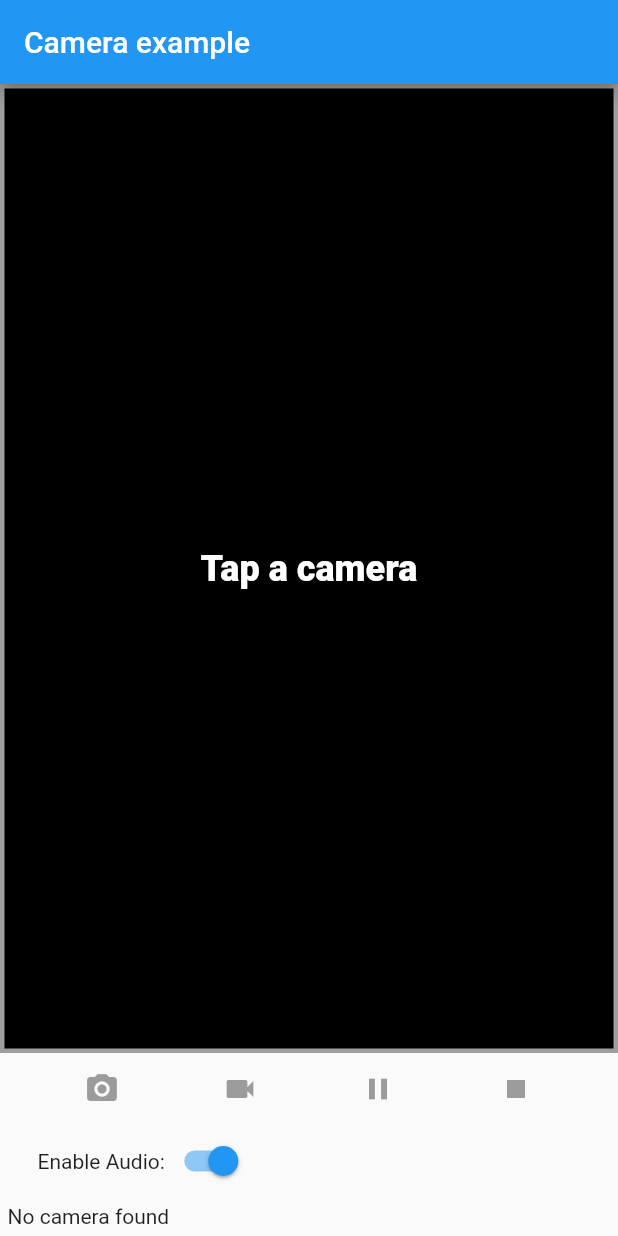
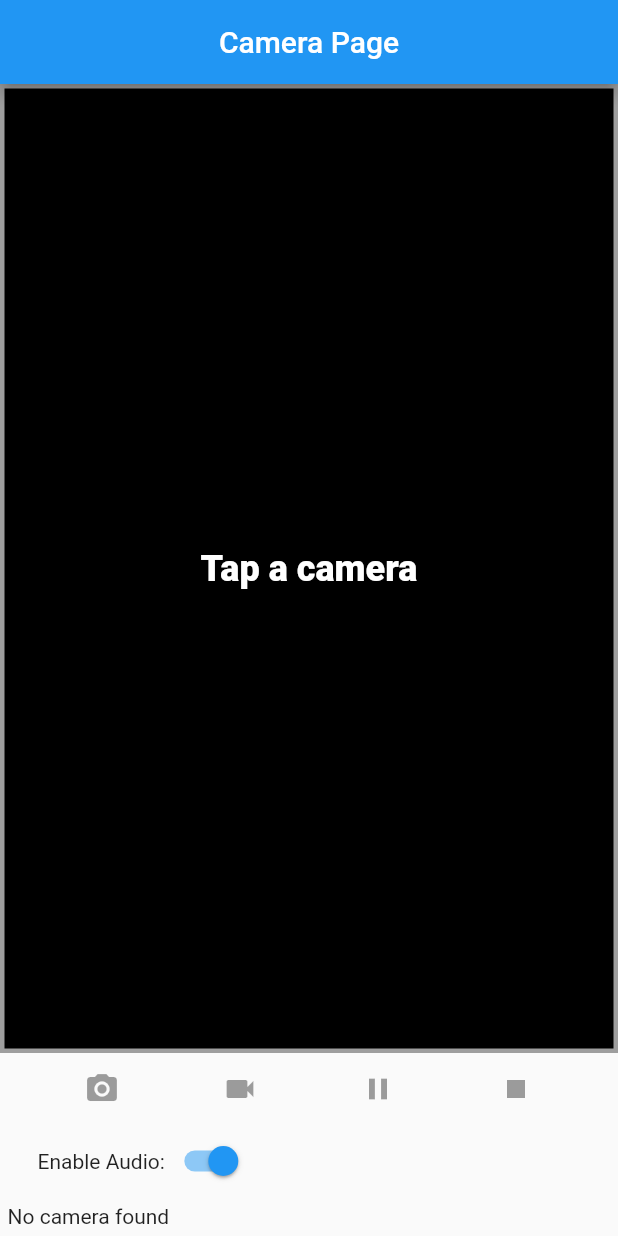
Before and after one commit to ethan-jiang-1/flutterapp2, a Flutter app: the screen it shows after launch, after a tap on an icon or button, on a phone screen of 412 x 824 dp. Run offline on Flutter 3.47's test engine with Material 2 defaults, Android fonts, the phone set to English and light mode, and no system bars; our stand-ins replace camera, flutter_blue, video_player, webview_flutter; network calls fail.

Commit message:
adjust pages

```diff
--- a/lib/main.dart
+++ b/lib/main.dart
@@ -1,5 +1,6 @@
 //import 'dart:js';
 //import 'dart:js';
+import 'dart:io';
 
 import 'package:flutter/material.dart';
 import 'package:flutterapp2/page1/page1.dart';
@@ -12,13 +13,17 @@ import 'package:flutterapp2/page_bt1/page_bt1.dart';
 import 'package:flutterapp2/page_ani/page_ani.dart';
 
 void main() {
-  runApp(MyApp());
+  var _os_name = Platform.operatingSystem;
+  print("main started $_os_name ....");
+  runApp(MyMainPage());
+  print("main ended");
 }
 
 // ignore: non_constant_identifier_names
-MyApp() {
+MyMainPage() {
+  print("MyMainPage Called...");
   return MaterialApp(
-    title: 'My app (invisible)', // used by the OS task switcher
+    title: 'My App (invisible)', // used by the OS task switcher
     //home: Page1(),
     initialRoute: "/",
     routes: {
@@ -41,7 +46,7 @@ class Page0 extends StatelessWidget {
   Widget build(BuildContext context) {
     return Scaffold(
         appBar: AppBar(
-          title: Text("Home"),
+          title: Text("MyMainPage： Home"),
         ),
         body: Center(
           child: Column(
--- a/lib/page_cam0/page_cam0.dart
+++ b/lib/page_cam0/page_cam0.dart
@@ -73,7 +73,19 @@ class _CameraExampleHomeState extends State<CameraExampleHome>
     return Scaffold(
       key: _scaffoldKey,
       appBar: AppBar(
-        title: const Text('Camera example'),
+        title: GestureDetector(
+          onTap: () {
+            print("Tap on tab");
+            Navigator.pop(context);
+            Navigator.pushNamedAndRemoveUntil(context, "/", ModalRoute.withName("/"));
+            //Navigator.pushNamed(context,"/");
+            //Navigator.pop(context);
+          },
+          child: Container(
+            child:Center(
+              child:Text('Camera Page'),)
+          )
+        ),
       ),
       body: Column(
         children: <Widget>[
```
Also changed, not shown: lib/page_ani/page_ani.dart (+4 -4 lines), lib/page_bt1/page_bt1.dart (+11 -3 lines).
